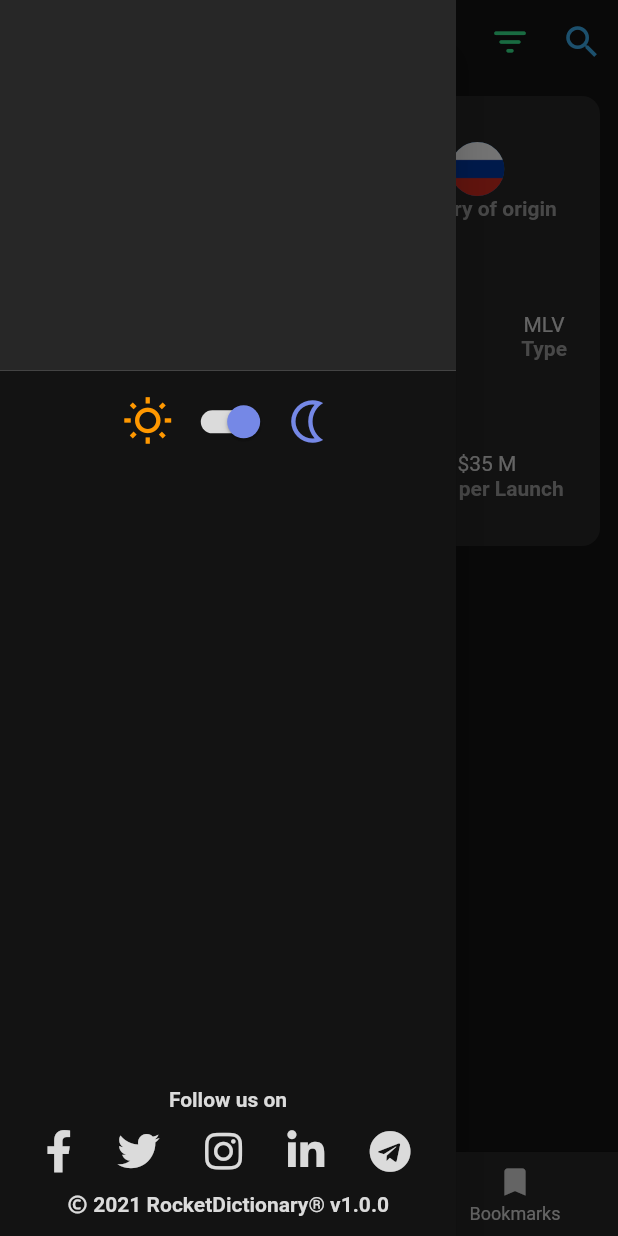
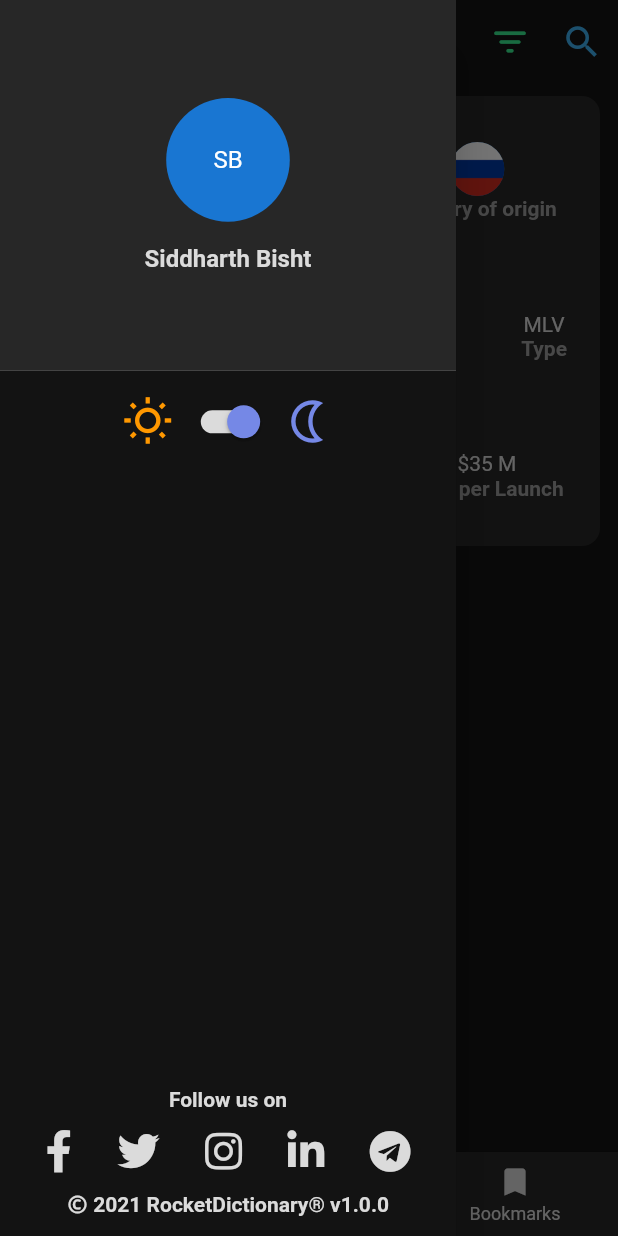
Before and after one commit to BSiddharth/RocketDictionary, a Flutter app: the screen it shows after launch, with the side drawer open, on a phone screen of 412 x 824 dp. Run offline on Flutter 3.47's test engine with Material 2 defaults, Android fonts, the phone set to English and light mode, and no system bars; our stand-ins replace flutter_riverpod, font_awesome_flutter, smooth_page_indicator.

Commit message:
added a basix profle view in the drawer

```diff
--- a/frontend/lib/screens/mainScreens/main_screen.dart
+++ b/frontend/lib/screens/mainScreens/main_screen.dart
@@ -90,7 +90,24 @@ class _MainPageState extends State<MainScreen> {
                       ? Colors.grey
                       : kDarkModeSupportBlackishGrey,
                   height: 0.3 * dimension.height,
-                  // height: 0.3 * dimension.height,
+                  width: double.infinity,
+                  child: Column(
+                    mainAxisAlignment: MainAxisAlignment.center,
+                    children: [
+                      CircleAvatar(
+                        radius: 0.05 * dimension.height,
+                        child: const Text('SB'),
+                      ),
+                      const SizedBox(
+                        height: 15,
+                      ),
+                      const Text(
+                        'Siddharth Bisht',
+                        style: TextStyle(
+                            fontWeight: FontWeight.bold, fontSize: 16),
+                      ),
+                    ],
+                  ),
                 ),
                 Expanded(
                     child: Container(
```
